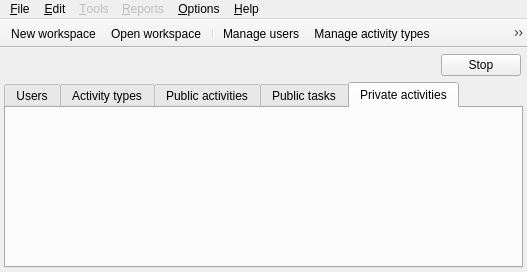
Old version of the form Srt.QT/tt3-skin-admin/MainFrame.ui in the repository akapustiatyahoocouk/TimeTracker3.
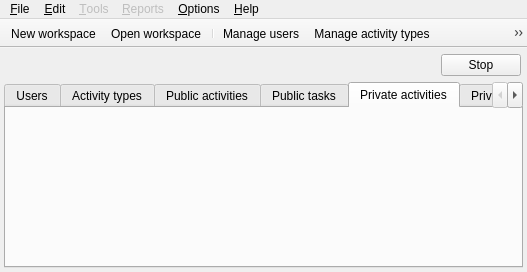
New version of the form. The open tabs and pages were chosen to show the change. Icons and pictures are not drawn.

```diff
--- a/Srt.QT/tt3-skin-admin/MainFrame.ui
+++ b/Srt.QT/tt3-skin-admin/MainFrame.ui
@@ -89,6 +89,15 @@
         <string>Private activities</string>
        </attribute>
       </widget>
+      <widget class="QWidget" name="managePrivateTasksTab">
+       <attribute name="icon">
+        <iconset resource="../tt3-gui/tt3-gui.qrc">
+         <normaloff>:/tt3-gui/Resources/Images/Objects/PrivateTaskSmall.png</normaloff>:/tt3-gui/Resources/Images/Objects/PrivateTaskSmall.png</iconset>
+       </attribute>
+       <attribute name="title">
+        <string>Private tasks</string>
+       </attribute>
+      </widget>
      </widget>
     </item>
     <item row="0" column="0">
```
Left out of the diff: 4 changed lines with no effect on the pictures.
